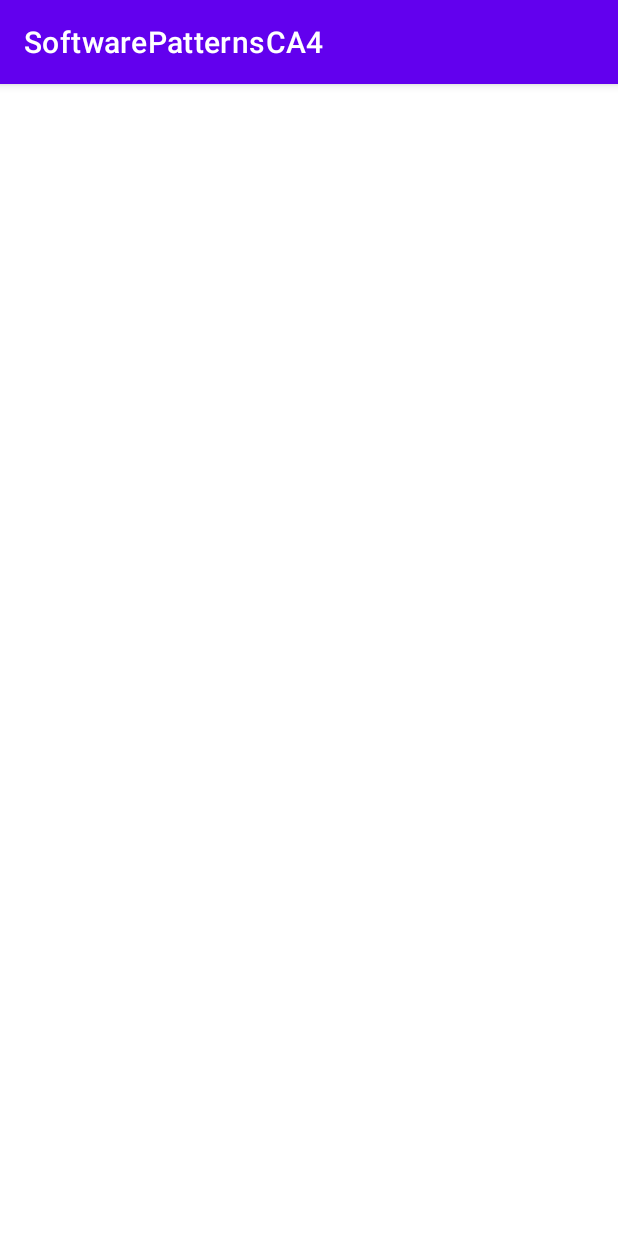
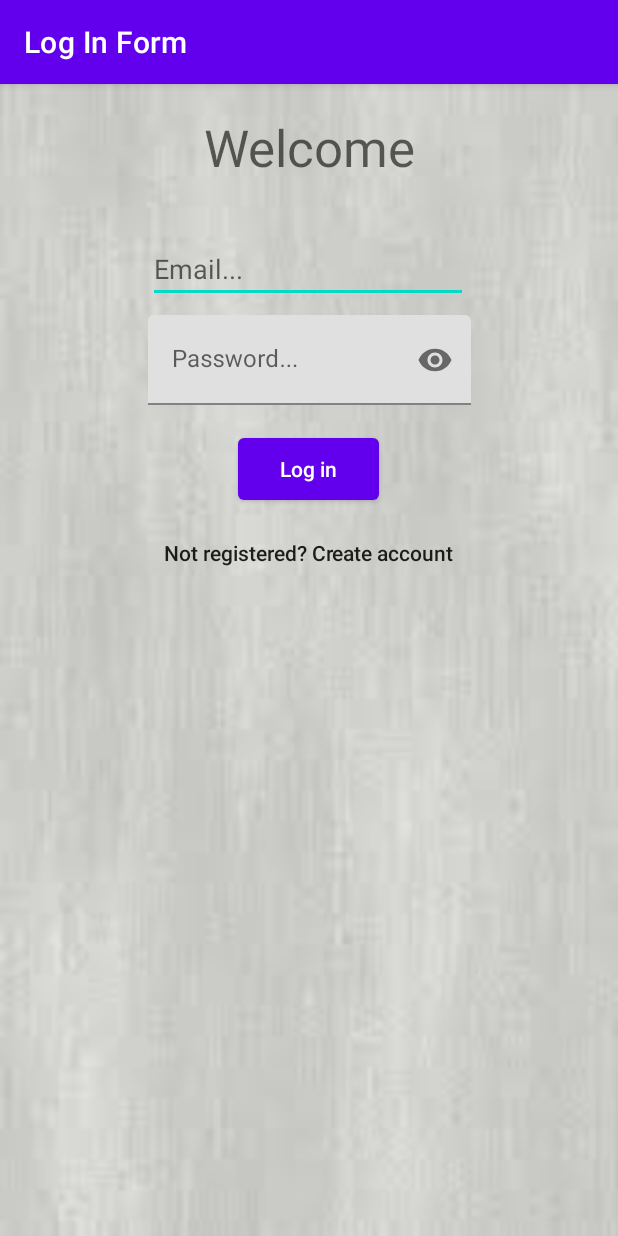
Before and after one commit to AjaideepSingh/SoftwarePatternsCA4, an Android app: the screen it shows after launch (LogIn), on a phone screen of 412 x 824 dp. Run offline under Robolectric (Android 15) with nearby library versions, the phone set to English and light mode, and no system bars; our stand-ins replace Firebase (no records; nobody signed in at launch, a user with empty details on screens opened directly).

Commit message:
sign up log in working

```diff
--- a/app/build.gradle
+++ b/app/build.gradle
@@ -40,4 +40,5 @@ dependencies {
     testImplementation 'junit:junit:4.+'
     androidTestImplementation 'androidx.test.ext:junit:1.1.2'
     androidTestImplementation 'androidx.test.espresso:espresso-core:3.3.0'
+    implementation 'com.squareup.picasso:picasso:2.71828'
 }
--- a/app/src/main/AndroidManifest.xml
+++ b/app/src/main/AndroidManifest.xml
@@ -17,6 +17,7 @@
                 <category android:name="android.intent.category.LAUNCHER" />
             </intent-filter>
         </activity>
-<!--       new class declarations go here!-->
+        <activity android:name=".Home" />
+        <activity android:name="Authentication.SignUp" />
     </application>
 </manifest>
--- a/app/src/main/java/Authentication/LogIn.java
+++ b/app/src/main/java/Authentication/LogIn.java
@@ -1,16 +1,56 @@
 package Authentication;
 
+import android.content.Intent;
+import android.os.Bundle;
+import android.text.TextUtils;
+import android.widget.Button;
+import android.widget.EditText;
+import android.widget.TextView;
+import android.widget.Toast;
 import androidx.appcompat.app.AppCompatActivity;
-
-import android.os.Bundle;
-
+import com.example.softwarepatternsca4.Home;
 import com.example.softwarepatternsca4.R;
+import com.google.firebase.auth.FirebaseAuth;
+import java.util.Objects;
 
 public class LogIn extends AppCompatActivity {
+    private EditText emailAddress, password;
+    private final FirebaseAuth mAuth = FirebaseAuth.getInstance();
 
     @Override
     protected void onCreate(Bundle savedInstanceState) {
         super.onCreate(savedInstanceState);
+        Objects.requireNonNull(getSupportActionBar()).setTitle("Log In Form");
         setContentView(R.layout.activity_log_in);
+        Button logIn = findViewById(R.id.logInButton);
+        emailAddress = findViewById(R.id.userNameLogIn);
+        password = findViewById(R.id.passwordTextField);
+        TextView createAcc = findViewById(R.id.createAccount);
+        createAcc.setOnClickListener(v -> {
+            startActivity(new Intent(getApplicationContext(), SignUp.class));
+        });
+        logIn.setOnClickListener(v -> {
+            if(TextUtils.isEmpty(emailAddress.getText().toString().trim())) {
+                emailAddress.setError("Email Address is required.");
+                emailAddress.requestFocus();
+            }else if(TextUtils.isEmpty(password.getText().toString())) {
+                password.setError("Password is required.");
+                password.requestFocus();
+            }else if(password.getText().toString().length() < 6) {
+                password.setError("Password length must be >= 6 characters");
+                password.requestFocus();
+            } else {
+                mAuth.signInWithEmailAndPassword(emailAddress.getText().toString().trim(), password.getText().toString()).addOnCompleteListener(task -> {
+                    if(task.isSuccessful()) {
+                        Toast.makeText(LogIn.this, "User verified", Toast.LENGTH_SHORT).show();
+                        startActivity(new Intent(getApplicationContext(), Home.class));
+                        emailAddress.setText("");
+                        password.setText("");
+                    }else {
+                        Toast.makeText(LogIn.this, "Error occurred! " + Objects.requireNonNull(task.getException()).getMessage(), Toast.LENGTH_SHORT).show();
+                    }
+                });
+            }
+        });
     }
 }
--- a/app/src/main/res/layout/activity_log_in.xml
+++ b/app/src/main/res/layout/activity_log_in.xml
@@ -1,8 +1,94 @@
 <?xml version="1.0" encoding="utf-8"?>
 <androidx.constraintlayout.widget.ConstraintLayout xmlns:android="http://schemas.android.com/apk/res/android"
+    xmlns:app="http://schemas.android.com/apk/res-auto"
     xmlns:tools="http://schemas.android.com/tools"
+    android:id="@+id/logInCL"
     android:layout_width="match_parent"
     android:layout_height="match_parent"
-    tools:context="Authentication.LogIn">
+    android:background="@drawable/bg"
+    tools:context="Authentication.LogIn"
+    tools:deviceIds="wear">
 
+    <EditText
+        android:id="@+id/userNameLogIn"
+        android:layout_width="wrap_content"
+        android:layout_height="wrap_content"
+        android:layout_marginTop="21dp"
+        android:autofillHints=""
+        android:ems="10"
+        android:hint="Email..."
+        android:inputType="textWebEmailAddress"
+        app:layout_constraintEnd_toEndOf="parent"
+        app:layout_constraintHorizontal_bias="0.497"
+        app:layout_constraintStart_toStartOf="parent"
+        app:layout_constraintTop_toBottomOf="@+id/logInWelcomeMessage"
+        tools:ignore="NotSibling" />
+
+    <com.google.android.material.textfield.TextInputLayout
+        android:id="@+id/togglePlaceHolder"
+        android:layout_width="215dp"
+        android:layout_height="wrap_content"
+        android:layout_marginTop="8dp"
+        app:layout_constraintEnd_toEndOf="parent"
+        app:layout_constraintStart_toStartOf="parent"
+        app:layout_constraintTop_toBottomOf="@+id/userNameLogIn"
+        app:passwordToggleEnabled="true"
+        tools:ignore="MissingConstraints">
+
+        <EditText
+            android:id="@+id/passwordTextField"
+            android:layout_width="215dp"
+            android:layout_height="60dp"
+            android:layout_marginBottom="16dp"
+            android:autofillHints=""
+            android:ems="10"
+            android:hint="Password..."
+            android:inputType="textPassword"
+            app:layout_constraintBottom_toTopOf="@+id/logInButton"
+            app:layout_constraintEnd_toEndOf="parent"
+            app:layout_constraintHorizontal_bias="0.497"
+            app:layout_constraintStart_toStartOf="parent" />
+    </com.google.android.material.textfield.TextInputLayout>
+
+    <Button
+        android:id="@+id/logInButton"
+        android:layout_width="94dp"
+        android:layout_height="53dp"
+        android:text="Log in"
+        android:textAppearance="@style/TextAppearance.AppCompat.Body2"
+        app:layout_constraintEnd_toEndOf="parent"
+        app:layout_constraintHorizontal_bias="0.498"
+        app:layout_constraintStart_toStartOf="parent"
+        app:layout_constraintTop_toBottomOf="@+id/togglePlaceHolder"
+        tools:text="Log in" />
+
+    <TextView
+        android:id="@+id/logInWelcomeMessage"
+        android:layout_width="279dp"
+        android:layout_height="74dp"
+        android:layout_marginStart="66dp"
+        android:layout_marginTop="5dp"
+        android:layout_marginEnd="66dp"
+        android:gravity="center"
+        android:text="Welcome"
+        android:textAppearance="@style/TextAppearance.AppCompat.Display1"
+        app:layout_constraintEnd_toEndOf="parent"
+        app:layout_constraintStart_toStartOf="parent"
+        app:layout_constraintTop_toTopOf="parent"
+        tools:text="Welcome" />
+
+    <TextView
+        android:id="@+id/createAccount"
+        android:layout_width="wrap_content"
+        android:layout_height="wrap_content"
+        android:layout_marginStart="176dp"
+        android:layout_marginLeft="176dp"
+        android:layout_marginTop="19dp"
+        android:layout_marginEnd="176dp"
+        android:layout_marginRight="176dp"
+        android:text="Not registered? Create account"
+        android:textAppearance="@style/TextAppearance.AppCompat.Body2"
+        app:layout_constraintEnd_toEndOf="parent"
+        app:layout_constraintStart_toStartOf="parent"
+        app:layout_constraintTop_toBottomOf="@+id/logInButton" />
 </androidx.constraintlayout.widget.ConstraintLayout>
```
Also changed, not shown: app/src/main/java/Authentication/SignUp.java (added, +172 -0 lines), app/src/main/java/Model/User.java (+11 -2 lines), app/src/main/java/com/example/softwarepatternsca4/Home.java (added, +16 -0 lines), app/src/main/res/layout/activity_home.xml (added, +9 -0 lines), app/src/main/res/layout/activity_sign_up.xml (added, +188 -0 lines), app/src/main/res/drawable-v24/bg.png (added), app/src/main/res/drawable-v24/info.png (added), 2 other files.
